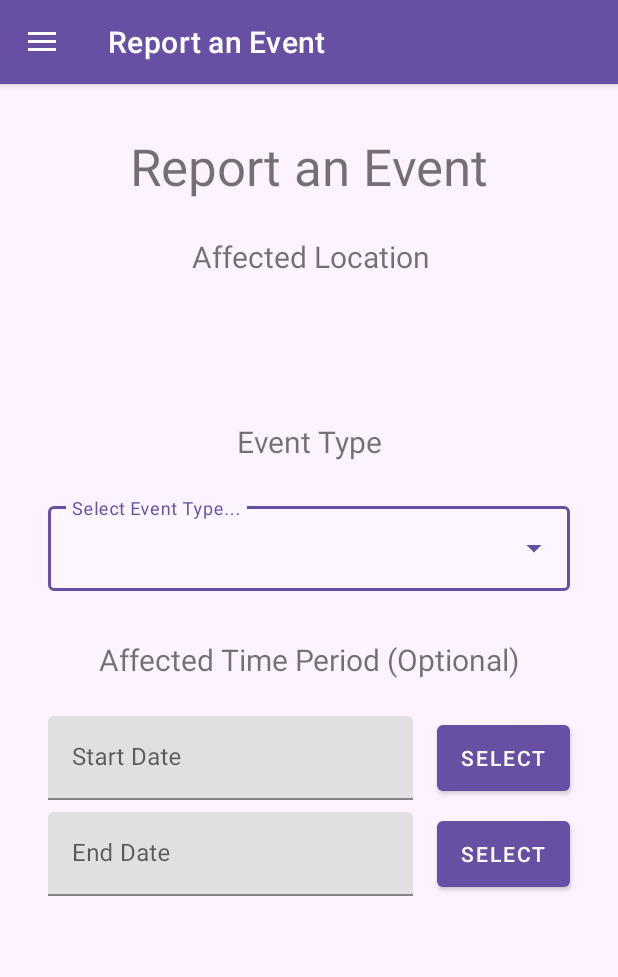
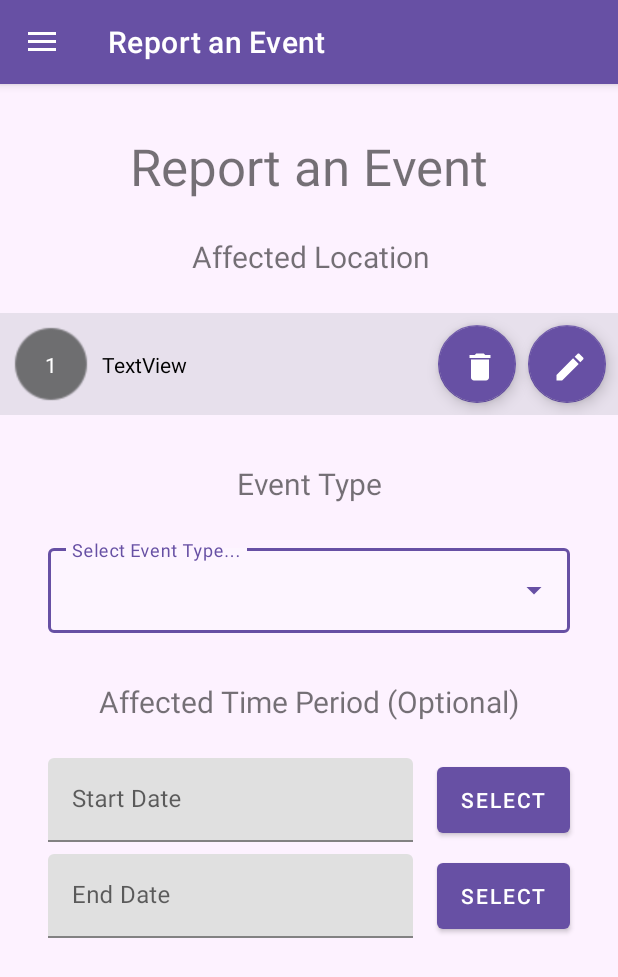
Before and after one commit to bori00/SmartMobilityApp, an Android app: the screen it shows after launch (MainActivity), in the side drawer, after a tap on "Report an Event", on a phone screen of 412 x 824 dp. Shown: the top 977 px of the screen. Run offline under Robolectric (Android 15) with nearby library versions, the phone set to English and light mode, and no system bars; our stand-ins replace navigation-ui.

Commit message:
take location_view from iulia and doro and extend to accomodate report event functionality

```diff
--- /dev/null
+++ b/app/src/main/res/drawable/ic_baseline_delete_24.xml
@@ -0,0 +1,5 @@
+<vector android:height="24dp" android:tint="#FFFFFF"
+    android:viewportHeight="24" android:viewportWidth="24"
+    android:width="24dp" xmlns:android="http://schemas.android.com/apk/res/android">
+    <path android:fillColor="@android:color/white" android:pathData="M6,19c0,1.1 0.9,2 2,2h8c1.1,0 2,-0.9 2,-2V7H6v12zM19,4h-3.5l-1,-1h-5l-1,1H5v2h14V4z"/>
+</vector>
--- /dev/null
+++ b/app/src/main/res/drawable/ic_baseline_location_on_24.xml
@@ -0,0 +1,5 @@
+<vector android:autoMirrored="true" android:height="24dp"
+    android:tint="#FFFFFF" android:viewportHeight="24"
+    android:viewportWidth="24" android:width="24dp" xmlns:android="http://schemas.android.com/apk/res/android">
+    <path android:fillColor="@android:color/white" android:pathData="M12,2C8.13,2 5,5.13 5,9c0,5.25 7,13 7,13s7,-7.75 7,-13c0,-3.87 -3.13,-7 -7,-7zM12,11.5c-1.38,0 -2.5,-1.12 -2.5,-2.5s1.12,-2.5 2.5,-2.5 2.5,1.12 2.5,2.5 -1.12,2.5 -2.5,2.5z"/>
+</vector>
--- a/app/src/main/res/layout/fragment_report_event.xml
+++ b/app/src/main/res/layout/fragment_report_event.xml
@@ -17,6 +17,16 @@
         app:layout_constraintHorizontal_bias="0.504"
         app:layout_constraintStart_toStartOf="parent"
         app:layout_constraintTop_toBottomOf="@+id/textView4" />
+
+    <include
+        android:id="@+id/eventLocationView"
+        layout="@layout/location_view"
+        android:layout_width="0dp"
+        android:layout_height="wrap_content"
+        android:layout_marginTop="24dp"
+        app:layout_constraintEnd_toEndOf="parent"
+        app:layout_constraintStart_toStartOf="parent"
+        app:layout_constraintTop_toBottomOf="@+id/textView3" />
 
     <TextView
         android:id="@+id/textView2"
@@ -107,13 +117,13 @@
         android:id="@+id/textView"
         android:layout_width="wrap_content"
         android:layout_height="wrap_content"
-        android:layout_marginTop="96dp"
+        android:layout_marginTop="32dp"
         android:text="Event Type"
         android:textSize="@dimen/subtitle_size"
         app:layout_constraintEnd_toEndOf="parent"
         app:layout_constraintHorizontal_bias="0.503"
         app:layout_constraintStart_toStartOf="parent"
-        app:layout_constraintTop_toBottomOf="@+id/textView3" />
+        app:layout_constraintTop_toBottomOf="@+id/eventLocationView" />
 
     <com.google.android.material.textfield.TextInputLayout
         android:id="@+id/selectDayTextInput"
--- /dev/null
+++ b/app/src/main/res/layout/location_view.xml
@@ -0,0 +1,83 @@
+<?xml version="1.0" encoding="utf-8"?>
+<androidx.constraintlayout.widget.ConstraintLayout xmlns:android="http://schemas.android.com/apk/res/android"
+    xmlns:app="http://schemas.android.com/apk/res-auto"
+    xmlns:tools="http://schemas.android.com/tools"
+    android:layout_width="match_parent"
+    android:layout_height="wrap_content"
+    android:background="#E7E0EC">
+
+    <ImageView
+        android:id="@+id/imageView4"
+        android:layout_width="@dimen/location_view_circle_size"
+        android:layout_height="@dimen/location_view_circle_size"
+        android:layout_marginStart="8dp"
+        android:layout_marginTop="8dp"
+        android:layout_marginBottom="8dp"
+        app:layout_constraintBottom_toBottomOf="parent"
+        app:layout_constraintStart_toStartOf="parent"
+        app:layout_constraintTop_toTopOf="parent"
+        app:layout_constraintVertical_bias="0.0"
+        app:srcCompat="@drawable/full_cirecle" />
+
+    <TextView
+        android:id="@+id/locationNoId"
+        android:layout_width="wrap_content"
+        android:layout_height="wrap_content"
+        android:text="1"
+        android:textColor="#FFFFFF"
+        app:layout_constraintBottom_toBottomOf="@+id/imageView4"
+        app:layout_constraintEnd_toEndOf="@+id/imageView4"
+        app:layout_constraintStart_toStartOf="@+id/imageView4"
+        app:layout_constraintTop_toTopOf="@+id/imageView4"
+        />
+
+    <ImageView
+        android:id="@+id/locationIcon"
+        android:layout_width="wrap_content"
+        android:layout_height="wrap_content"
+        android:visibility="gone"
+        app:layout_constraintBottom_toBottomOf="@+id/imageView4"
+        app:layout_constraintStart_toStartOf="@+id/imageView4"
+        app:layout_constraintTop_toTopOf="@+id/imageView4"
+        app:layout_constraintEnd_toEndOf="@+id/imageView4"
+        app:srcCompat="@drawable/ic_baseline_location_on_24" />
+
+    <TextView
+        android:id="@+id/LocationNameTFId"
+        android:layout_width="0dp"
+        android:layout_height="wrap_content"
+        android:text="TextView"
+        android:layout_marginStart="8dp"
+        android:layout_marginEnd="8dp"
+        android:textColor="@color/black"
+        app:layout_constraintBottom_toBottomOf="parent"
+        app:layout_constraintEnd_toStartOf="@+id/deleteLocationButtonId"
+        app:layout_constraintStart_toEndOf="@+id/imageView4"
+        app:layout_constraintTop_toTopOf="parent"/>
+
+    <com.google.android.material.floatingactionbutton.FloatingActionButton
+        android:id="@+id/editLocationButtonId"
+        android:layout_width="@dimen/location_view_circle_size"
+        android:layout_height="@dimen/location_view_circle_size"
+        android:clickable="true"
+        android:layout_marginEnd="8dp"
+        app:backgroundTint="@color/purple_700"
+        app:layout_constraintBottom_toBottomOf="parent"
+        app:layout_constraintEnd_toEndOf="parent"
+        app:layout_constraintTop_toTopOf="parent"
+        app:srcCompat="@drawable/ic_baseline_edit_24"
+        app:tint="@android:color/white" />
+
+    <com.google.android.material.floatingactionbutton.FloatingActionButton
+        android:id="@+id/deleteLocationButtonId"
+        android:layout_width="@dimen/location_view_circle_size"
+        android:layout_height="@dimen/location_view_circle_size"
+        android:layout_marginEnd="8dp"
+        android:clickable="true"
+        app:backgroundTint="@color/purple_700"
+        app:layout_constraintBottom_toBottomOf="parent"
+        app:layout_constraintEnd_toStartOf="@+id/editLocationButtonId"
+        app:layout_constraintTop_toTopOf="parent"
+        app:srcCompat="@drawable/ic_baseline_delete_24"
+        app:tint="@android:color/white" />
+</androidx.constraintlayout.widget.ConstraintLayout>
--- a/app/src/main/res/values/dimens.xml
+++ b/app/src/main/res/values/dimens.xml
@@ -15,4 +15,6 @@
     <dimen name="recyclerview_top_margin">16dp</dimen>
     <dimen name="fragment_icon_size">48dp</dimen>
     <dimen name="subtitle_size">20sp</dimen>
+    <dimen name="location_view_circle_size">52dp</dimen>
+    <dimen name="location_view_height">60dp</dimen>
 </resources>
```
Also changed, not shown: app/src/main/res/drawable/full_cirecle.png (added).
